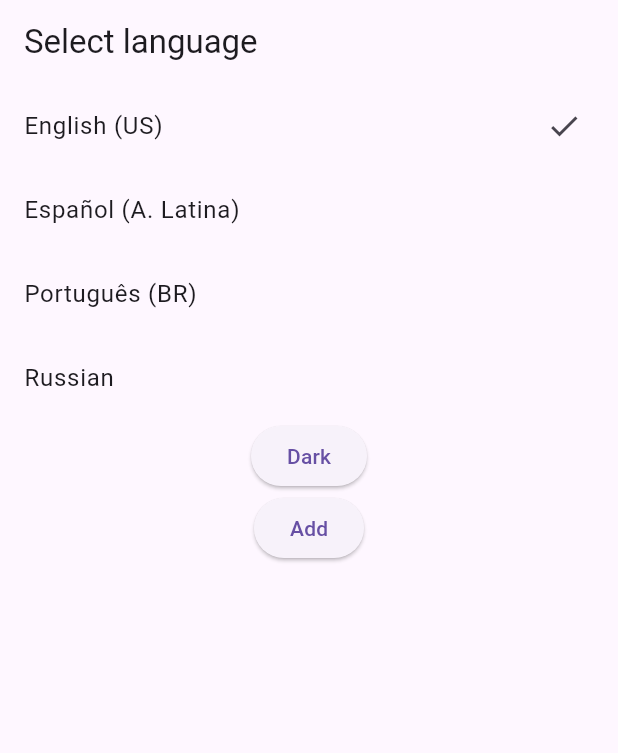
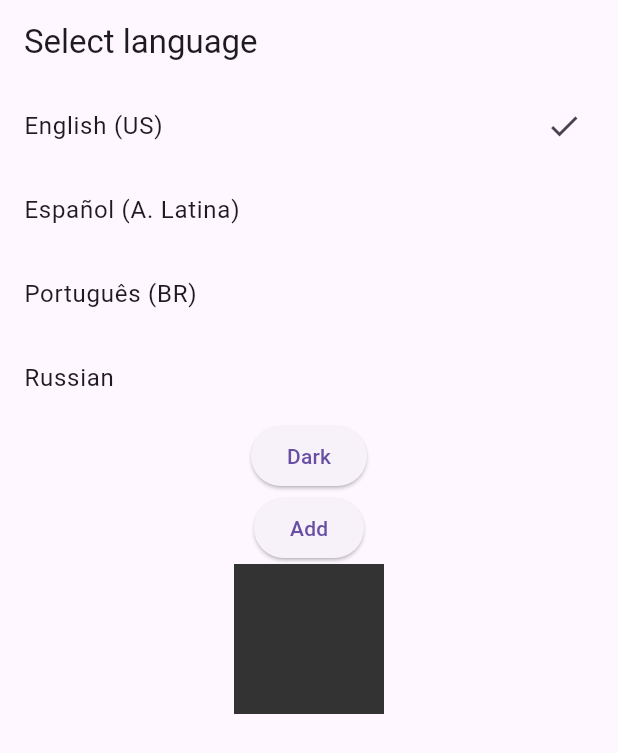
Before and after one commit to adil-nauruzbaev/antiradar_copy, a Flutter app: the screen it shows after launch, on a phone screen of 412 x 824 dp. Shown: the top 753 px of the screen. Run offline on Flutter 3.47's test engine with Material 3 defaults, Android fonts, the phone set to English and light mode, and no system bars; our stand-ins replace flutter_riverpod, go_router, riverpod_annotation; generated files the repository leaves out were written again.

Commit message:
Theme changes

```diff
--- a/lib/presentation/view/on_boarding/welcome_screen.dart
+++ b/lib/presentation/view/on_boarding/welcome_screen.dart
@@ -1,5 +1,6 @@
 import 'package:antiradar/presentation/view_model/settings/theme_provider.dart';
 import 'package:antiradar/presentation/view_model/settings/select_language/locale_provider.dart';
+import 'package:antiradar/utils/app_colors.dart';
 import 'package:flutter/material.dart';
 import 'package:flutter_riverpod/flutter_riverpod.dart';
 import 'package:flutter_gen/gen_l10n/app_localizations.dart';
@@ -64,6 +65,15 @@ class WelcomeScreen extends ConsumerWidget {
               context.push('/country-select');
             },
           ),
+          Container(
+            width: 100,
+            height: 100,
+            decoration: BoxDecoration(
+              color: theme == AppTheme.dark
+                  ? AppColors.darkTextColor
+                  : AppColors.lightTextColor,
+            ),
+          )
         ],
       ),
     );
--- a/lib/presentation/view_model/settings/theme_provider.dart
+++ b/lib/presentation/view_model/settings/theme_provider.dart
@@ -1,4 +1,3 @@
-import 'package:flutter_riverpod/flutter_riverpod.dart';
 import 'package:flutter/material.dart';
 import 'package:riverpod_annotation/riverpod_annotation.dart';
 
--- /dev/null
+++ b/lib/utils/app_colors.dart
@@ -0,0 +1,13 @@
+import 'package:flutter/material.dart';
+
+class AppColors {
+  static const Color lightBackgroundColor = Color(0xFFFFFFFF);
+  static const Color lightPrimaryColor = Color(0xFF4CAF50);
+  static const Color lightAccentColor = Color(0xFF2196F3);
+  static const Color lightTextColor = Color(0xFF333333);
+
+  static const Color darkBackgroundColor = Color(0xFF121212);
+  static const Color darkPrimaryColor = Color(0xFF4CAF50);
+  static const Color darkAccentColor = Color(0xFF2196F3);
+  static const Color darkTextColor = Color(0xFFFFFFFF);
+}
```
